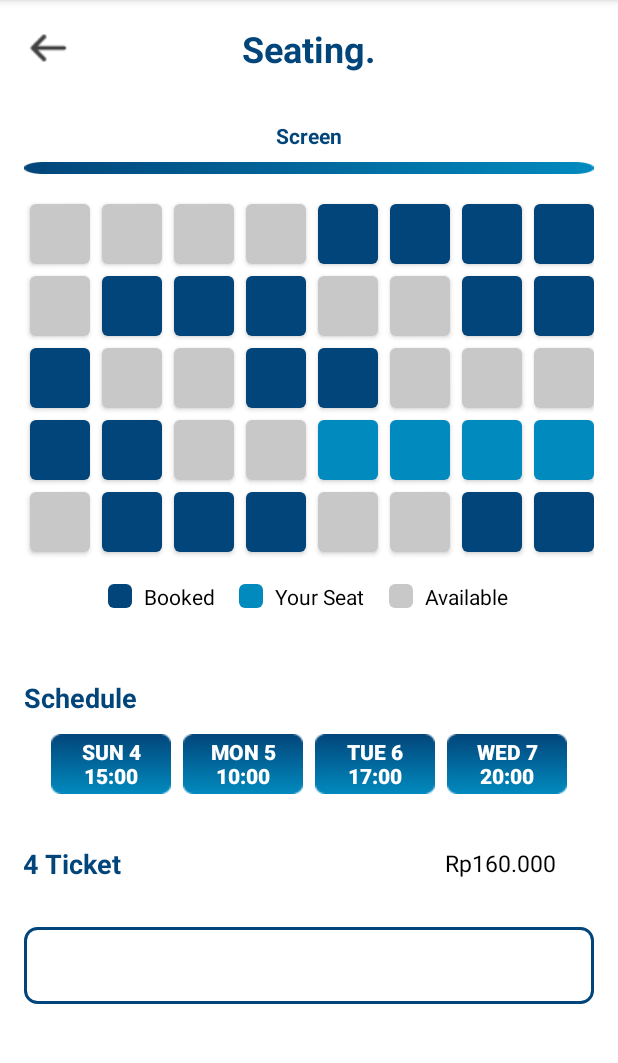
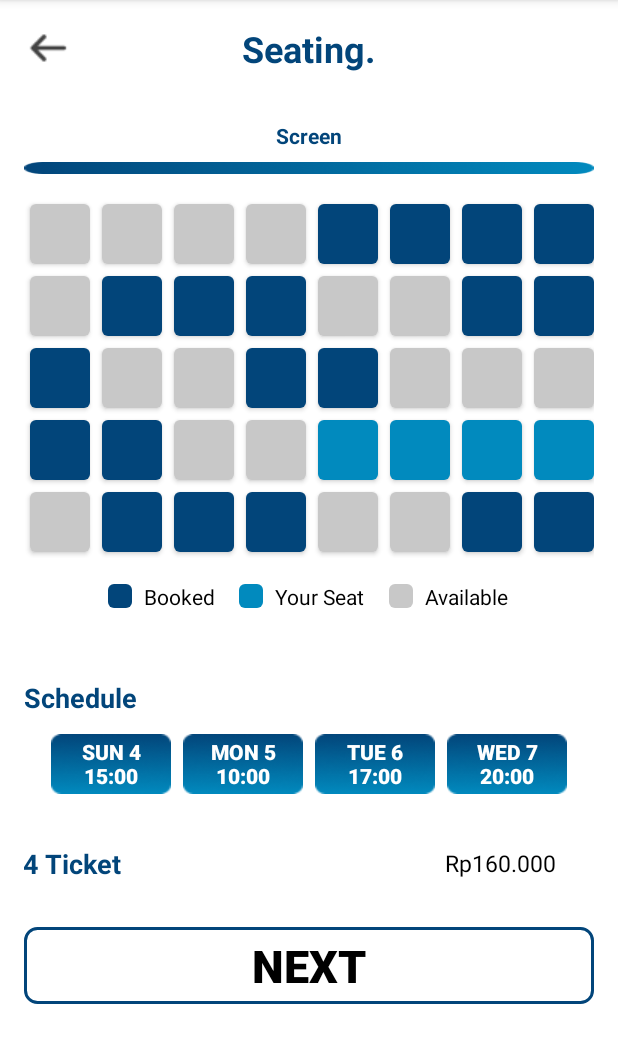
Before and after one commit to satrioagnag/PEMMOB_UAS, an Android app: the SeatScreenActivity screen opened directly, with no data from a screen before it, on a phone screen of 412 x 824 dp, the part 84-1147 px from its top. Run offline under Robolectric (Android 15) with nearby library versions, the phone set to English and light mode, and no system bars.

Commit message:
benerin btnNext biar bisa dipencet

```diff
--- a/app/src/main/java/com/example/projectuas/SeatScreenActivity.kt
+++ b/app/src/main/java/com/example/projectuas/SeatScreenActivity.kt
@@ -3,10 +3,8 @@ package com.example.projectuas
 import android.content.Intent
 import android.os.Bundle
 import android.widget.Button
-import android.widget.Toast
+import android.widget.GridLayout
 import androidx.appcompat.app.AppCompatActivity
-import androidx.core.content.ContextCompat
-import androidx.gridlayout.widget.GridLayout
 
 class SeatScreenActivity : AppCompatActivity() {
 
--- a/app/src/main/res/layout/activity_seat_screen.xml
+++ b/app/src/main/res/layout/activity_seat_screen.xml
@@ -472,6 +472,7 @@
 
         <!-- Next Button -->
         <Button
+            android:id="@+id/btnNext"
             android:layout_width="match_parent"
             android:layout_height="wrap_content"
             android:layout_marginTop="30dp"
@@ -479,7 +480,8 @@
             android:padding="5dp"
             android:text="Next"
             android:textAlignment="center"
-            android:textColor="#FFFFFF"
+            android:textColor="#000000"
+            android:textStyle="bold"
             android:textSize="30dp" />
     </LinearLayout>
 
```
